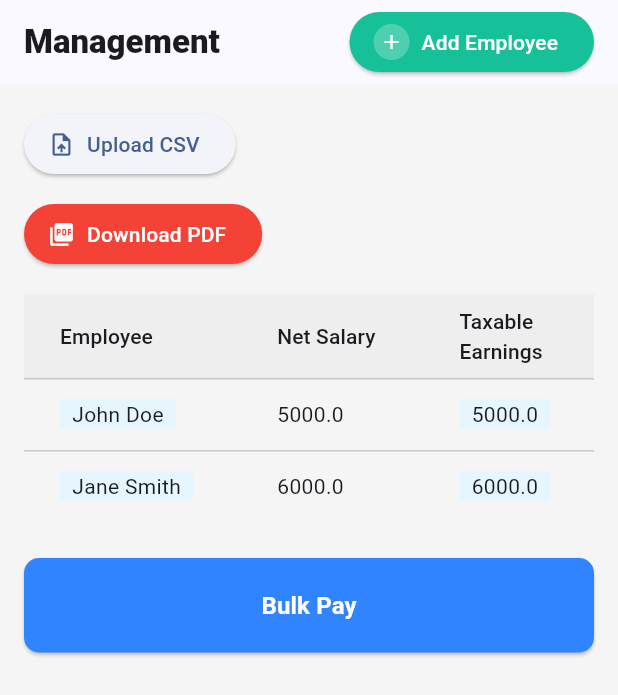
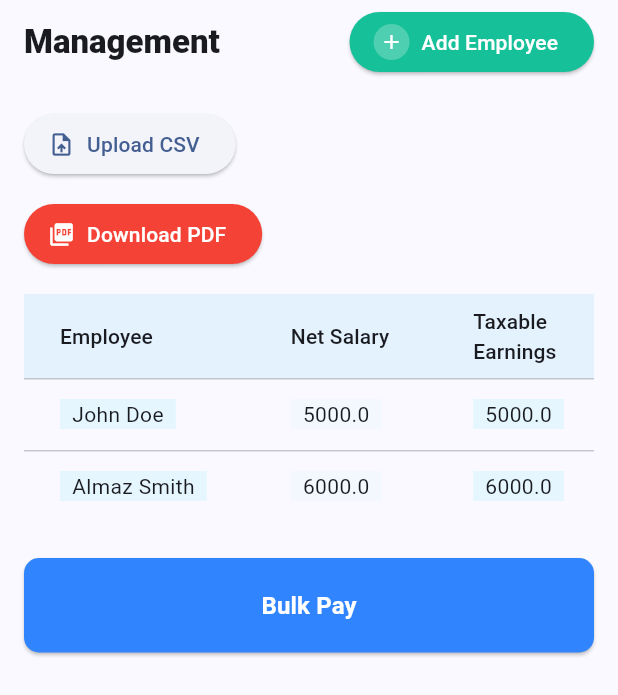
Before and after one commit to AregawiF/Demoz-Payroll, a Flutter app: the PayrollScreen screen opened directly, on a phone screen of 412 x 824 dp. Shown: the top 695 px of the screen. Run offline on Flutter 3.47's test engine with Material 3 defaults, Android fonts, the light colour scheme and no system bars; our stand-ins replace dartz, equatable, file_picker, fl_chart, flutter_bloc, get_it and 2 more; accounts and stored records are empty.

Commit message:
fixed some state management bugs

```diff
--- a/demoz/lib/features/auth/data/datasources/auth_local_datasource.dart
+++ b/demoz/lib/features/auth/data/datasources/auth_local_datasource.dart
@@ -77,7 +77,7 @@ class AuthLocalDataSourceImpl implements AuthLocalDataSource {
       numberOfEmployees: numberOfEmployees,
       companyBank: companyBank,
       bankAccountNumber: bankAccountNumber,
-      role: 'admin', // Default role for now
+      role: 'HR Manager',
       createdAt: DateTime.now(),
       isActive: true,
       password: _hashPassword(password),
--- a/demoz/lib/features/employee/data/datasources/employee_local_datasource.dart
+++ b/demoz/lib/features/employee/data/datasources/employee_local_datasource.dart
@@ -1,6 +1,7 @@
 import 'package:hive/hive.dart';
 import '../../../../core/error/failures.dart';
 import '../models/employee_model.dart';
+import 'package:uuid/uuid.dart';
 
 abstract class EmployeeLocalDataSource {
   Future<List<EmployeeModel>> getEmployees();
@@ -68,9 +69,11 @@ class EmployeeLocalDataSourceImpl implements EmployeeLocalDataSource {
   }
 
   Future<void> _addDummyData() async {
+    var uuid = const Uuid();
+
     final dummyEmployees = [
       EmployeeModel(
-        id: '1',
+        id: uuid.v4(),
         name: 'John Doe',
         email: 'john@example.com',
         salary: 5000,
@@ -83,9 +86,9 @@ class EmployeeLocalDataSourceImpl implements EmployeeLocalDataSource {
         taxableEarnings: 4500,
       ),
       EmployeeModel(
-        id: '2',
-        name: 'Jane Smith',
-        email: 'jane@example.com',
+        id: uuid.v4(),
+        name: 'Almaz Smith',
+        email: 'almaz@example.com',
         salary: 6000,
         incomeTax: 600,
         pensionTax: 300,
--- a/demoz/lib/features/employee/presentation/bloc/employee_state.dart
+++ b/demoz/lib/features/employee/presentation/bloc/employee_state.dart
@@ -14,11 +14,12 @@ class EmployeeLoading extends EmployeeState {}
 
 class EmployeesLoaded extends EmployeeState {
   final List<Employee> employees;
+  final Map<String, dynamic>? stats;
 
-  const EmployeesLoaded(this.employees);
+  const EmployeesLoaded(this.employees, {this.stats});
 
   @override
-  List<Object> get props => [employees];
+  List<Object> get props => [employees, if (stats != null) stats!];
 }
 
 class EmployeeOperationSuccess extends EmployeeState {
--- a/demoz/lib/features/payroll/presentation/screens/payroll_screen.dart
+++ b/demoz/lib/features/payroll/presentation/screens/payroll_screen.dart
@@ -86,7 +86,6 @@ class _PayrollScreenState extends State<PayrollScreen> {
   @override
   Widget _buildPayrollContent(BuildContext context, List<Employee> employees) {
     return Scaffold(
-      backgroundColor: Colors.grey[100],
       appBar: AppBar(
         automaticallyImplyLeading: false,
         title: Row(
@@ -181,7 +180,9 @@ class _PayrollScreenState extends State<PayrollScreen> {
               scrollDirection: Axis.horizontal,
               controller: _horizontalScrollController,
               child: DataTable(
-                headingRowColor: MaterialStateProperty.all(Colors.grey[200]),
+                // headingRowColor: MaterialStateProperty.all(Colors.grey[200]),
+                headingRowColor: MaterialStateColor.resolveWith(
+                      (states) => Colors.blue.shade50),
                 columns: const [
                   DataColumn(label: Text('Employee')),
                   DataColumn(label: Text('Net Salary')),
@@ -191,12 +192,6 @@ class _PayrollScreenState extends State<PayrollScreen> {
                   DataColumn(label: Text('Gross\nPay')),
                   DataColumn(label: Text('Actions')),
                 ],
-                // rows: [
-                //   _buildDataRow('Abraham Welde', '15,000', '2000', '5000', '5000', '20,000'),
-                //   _buildDataRow('Birant Alemu', '25,000', '3000', '7000', '7000', '30,000'),
-                //   _buildDataRow('Birate Girum', '15,000', '2000', '5000', '5000', '20,000'),
-                //   _buildDataRow('Alemu Molla', '15,000', '2000', '5000', '5000', '20,000'),
-                // ],
                 rows: employees.map((employee) {
                   return _buildDataRow(
                     employee.name,
@@ -235,30 +230,61 @@ class _PayrollScreenState extends State<PayrollScreen> {
     );
   }
 
+  // DataRow _buildDataRow(String name, String netSalary, String taxableEarnings,
+  //     String incomeTax, String pensionTax, String grossPay) {
+  //   return DataRow(
+  //     cells: [
+  //       DataCell(Container(
+  //         color: const Color(0xFFE5F6FF),
+  //         padding: const EdgeInsets.symmetric(horizontal: 8),
+  //         child: Text(name),
+  //       )),
+  //       DataCell(Container(
+  //         color: const Color(0xFFE5F6FF).withOpacity(0.3),
+  //         child: Text(netSalary),
+  //       )),
+  //       DataCell(Container(
+  //         color: const Color(0xFFE5F6FF),
+  //         padding: const EdgeInsets.symmetric(horizontal: 8),
+  //         child: Text(taxableEarnings),
+  //       )),
+  //       DataCell(Container(
+  //         color: const Color(0xFFE5F6FF).withOpacity(0.3),
+  //         child: Text(incomeTax),
+  //       )),
+  //       DataCell(Container(
+  //         color: const Color(0xFFE5F6FF),
+  //         padding: const EdgeInsets.symmetric(horizontal: 8),
+  //         child: Text(pensionTax),
+  //       )),
+  //       DataCell(Container(
+  //         color: const Color(0xFFE5F6FF).withOpacity(0.3),
+  //         child: Text(grossPay),
+  //       )),
+  //       DataCell(
+  //         ElevatedButton(
+  //           onPressed: () {},
+  //           style: ElevatedButton.styleFrom(
+  //             backgroundColor: const Color(0xFF30BEB6),
+  //             foregroundColor: Colors.white,
+  //             minimumSize: const Size(60, 36),
+  //           ),
+  //           child: const Text('Pay'),
+  //         ),
+  //       ),
+  //     ],
+  //   );
+  // }
+
   DataRow _buildDataRow(String name, String netSalary, String taxableEarnings,
       String incomeTax, String pensionTax, String grossPay) {
-    return DataRow(
-      cells: [
-        DataCell(Container(
-          color: const Color(0xFFE5F6FF),
-          padding: const EdgeInsets.symmetric(horizontal: 8),
-          child: Text(name),
-        )),
-        DataCell(Text(netSalary)), // No background color
-        DataCell(Container(
-          color: const Color(0xFFE5F6FF),
-          padding: const EdgeInsets.symmetric(horizontal: 8),
-          child: Text(taxableEarnings),
-        )),
-        DataCell(Text(incomeTax)), // No background color
-        DataCell(Container(
-          color: const Color(0xFFE5F6FF),
-          padding: const EdgeInsets.symmetric(horizontal: 8),
-          child: Text(pensionTax),
-        )),
-        DataCell(Text(grossPay)), // No background color
-        DataCell(
-          ElevatedButton(
+    final cells = <DataCell>[];
+    final data = [name, netSalary, taxableEarnings, incomeTax, pensionTax, grossPay, 'Pay'];
+
+    for (int i = 0; i < data.length; i++) {
+      final cellColor = i % 2 == 0 ? const Color(0xFFE5F6FF) : const Color(0xFFE5F6FF).withOpacity(0.3);
+      final cellContent = i == data.length - 1
+          ? ElevatedButton(
               onPressed: () {},
               style: ElevatedButton.styleFrom(
                 backgroundColor: const Color(0xFF30BEB6),
@@ -266,9 +292,22 @@ class _PayrollScreenState extends State<PayrollScreen> {
                 minimumSize: const Size(60, 36),
               ),
               child: const Text('Pay'),
+            )
+          : Text(data[i]);
+
+      cells.add(
+        DataCell(
+          Container(
+            color: cellColor,
+            padding: const EdgeInsets.symmetric(horizontal: 8), // Consistent padding
+            child: cellContent,
           ),
         ),
-      ],
       );
     }
+    return DataRow(cells: cells);
   }
+
+
+
+}
```
Also changed, not shown: demoz/lib/features/auth/presentation/screens/login_screen.dart (+19 -4 lines), demoz/lib/features/company/presentation/screens/company_profile_screen.dart (+76 -41 lines), demoz/lib/features/employee/presentation/bloc/employee_bloc.dart (+32 -3 lines), demoz/lib/features/home/presentation/screens/home_screen.dart (+4 -3 lines), demoz/lib/features/main/presentation/screens/main_layout_screen.dart (+34 -9 lines), demoz/lib/main.dart (+31 -4 lines), demoz/lib/main/presentation/screens/main_layout_screen.dart (deleted, +0 -55 lines). Lines whose indentation alone changed are shown as unchanged.
